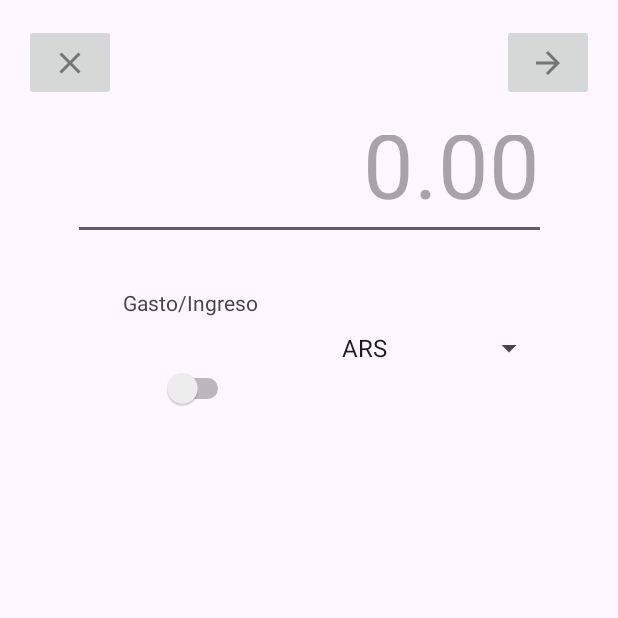
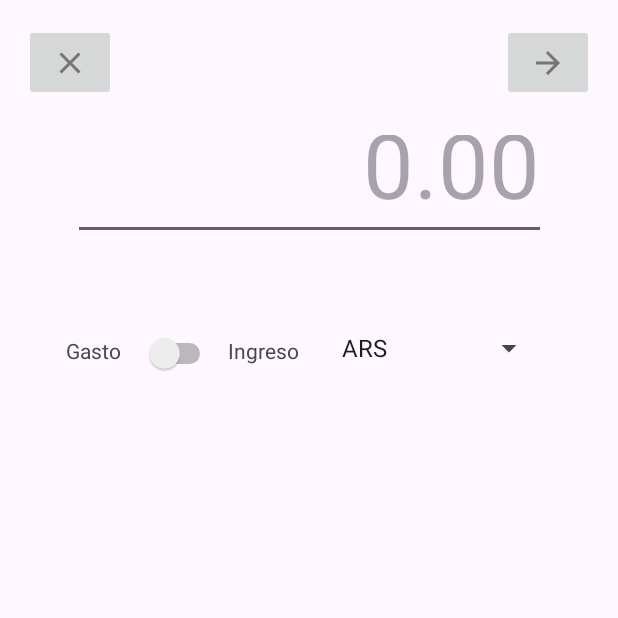
Before and after one commit to ffranco96/KotlinProject, an Android app: the AddRegFragmentAmount screen opened directly, with no data from a screen before it, on a phone screen of 412 x 824 dp, the top half of it. Run offline under Robolectric (Android 15) with nearby library versions, the phone set to English and light mode, and no system bars; our stand-ins replace Room's generated code; Roboto replaces fonts that are not available here.

Commit message:
Renamed some methods: getTotalsBalanceRec. Added and renamed methods in BalancesDAO: getTotalBalanceRec, insertIntoBalances, deleteOnBalances, updateCategoryBalanceRec, updateTotalBalanceRec. Added new method: getCategoryBalanceRec. modified Category data class: deleted unnecessary getter. Added method updateCategoryBalance to RecordsProvider. Modified reg amount fragment.

```diff
--- a/app/src/main/java/com/example/kotlinproject/fragments/HomeStartFragment.kt
+++ b/app/src/main/java/com/example/kotlinproject/fragments/HomeStartFragment.kt
@@ -18,7 +18,6 @@ import com.example.kotlinproject.App
 import com.example.kotlinproject.R
 import com.example.kotlinproject.activities.AddRegActivity
 import com.example.kotlinproject.adapters.RecordsAdapter
-import com.example.kotlinproject.model.Category
 import com.example.kotlinproject.model.RecordsProvider
 import com.example.kotlinproject.services.CryptoValuesService
 
@@ -50,7 +49,7 @@ class HomeStartFragment : Fragment() {
         if(provider.updateTotalBalance() == App.RET_FALSE){
             textFirstCurrencyBalance?.text = 0.0.toString()
         } else {
-            val obtainedTotalsReg = provider.getDb().balancesDao().getTotalsReg()
+            val obtainedTotalsReg = provider.getDb().balancesDao().getTotalBalanceRec()
             textFirstCurrencyBalance?.text = obtainedTotalsReg.amount.toString()
         }
     }
--- a/app/src/main/java/com/example/kotlinproject/model/Category.kt
+++ b/app/src/main/java/com/example/kotlinproject/model/Category.kt
@@ -2,8 +2,4 @@ package com.example.kotlinproject.model
 
 import com.example.kotlinproject.R
 
-data class Category(var id: String = "Otro", var iconRsc: Int = R.drawable.ic_other_generic, var colorIcon: Int = R.color.sad_grey, var details: String = ""){
-    fun getCategId(): String {
-        return id
-    }
-}
+data class Category(var categoryName: String = "Otro", var iconRsc: Int = R.drawable.ic_other_generic, var colorIcon: Int = R.color.sad_grey, var details: String = "")
--- a/app/src/main/java/com/example/kotlinproject/model/Converters.kt
+++ b/app/src/main/java/com/example/kotlinproject/model/Converters.kt
@@ -7,7 +7,7 @@ import androidx.room.TypeConverter
 class Converters {
     @TypeConverter
     fun fromCategory(category: Category): String {
-        return "${category.id},${category.iconRsc},${category.colorIcon},${category.details}"
+        return "${category.categoryName},${category.iconRsc},${category.colorIcon},${category.details}"
     }
 
     @TypeConverter
--- a/app/src/main/res/layout/fragment_add_reg_amount.xml
+++ b/app/src/main/res/layout/fragment_add_reg_amount.xml
@@ -54,21 +54,32 @@
 
     <Switch
         android:id="@+id/incomeExpensesSwitch"
-        android:layout_width="77dp"
-        android:layout_height="70dp"
-        android:layout_marginTop="64dp"
-        android:layout_marginEnd="64dp"
+        android:layout_width="59dp"
+        android:layout_height="71dp"
+        android:layout_marginTop="40dp"
+        android:layout_marginEnd="76dp"
         android:checked="false"
         app:layout_constraintEnd_toStartOf="@+id/currencySpinner"
         app:layout_constraintTop_toBottomOf="@+id/amountEditText" />
 
     <TextView
         android:id="@+id/labelIncomeExpenses"
-        android:layout_width="138dp"
+        android:layout_width="73dp"
+        android:layout_height="21dp"
+        android:layout_marginTop="64dp"
+        android:layout_marginEnd="8dp"
+        android:text="@string/switch_income"
+        android:textAlignment="center"
+        app:layout_constraintEnd_toStartOf="@+id/currencySpinner"
+        app:layout_constraintTop_toBottomOf="@+id/amountEditText" />
+
+    <TextView
+        android:id="@+id/labelIncomeExpenses2"
+        android:layout_width="51dp"
         android:layout_height="24dp"
-        android:layout_marginTop="32dp"
-        android:layout_marginEnd="24dp"
-        android:text="@string/switch_income_expenses"
+        android:layout_marginTop="64dp"
+        android:layout_marginEnd="132dp"
+        android:text="@string/switch_expenses"
         android:textAlignment="center"
         app:layout_constraintEnd_toStartOf="@+id/currencySpinner"
         app:layout_constraintTop_toBottomOf="@+id/amountEditText" />
--- a/app/src/main/res/values/strings.xml
+++ b/app/src/main/res/values/strings.xml
@@ -8,6 +8,7 @@
     <string name="text_view_first_cripto_currency">USDT</string>
     <string name="text_view_second_cripto_currency">BTC</string>
     <string name="text_view_third_cripto_currency">ETH</string>
-    <string name="switch_income_expenses">Gasto/Ingreso</string>
+    <string name="switch_income">Ingreso</string>
+    <string name="switch_expenses">Gasto</string>
 
 </resources>
```
Also changed, not shown: app/src/main/java/com/example/kotlinproject/model/BalancesDAO.kt (+10 -7 lines), app/src/main/java/com/example/kotlinproject/model/RecordsProvider.kt (+28 -5 lines).
